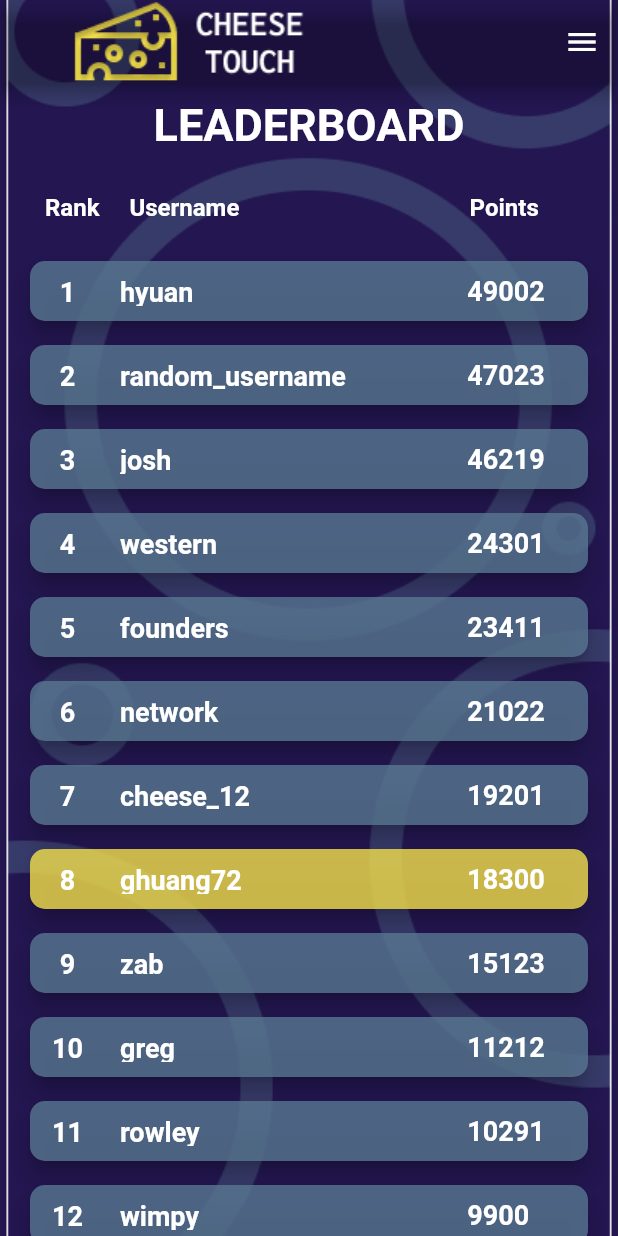
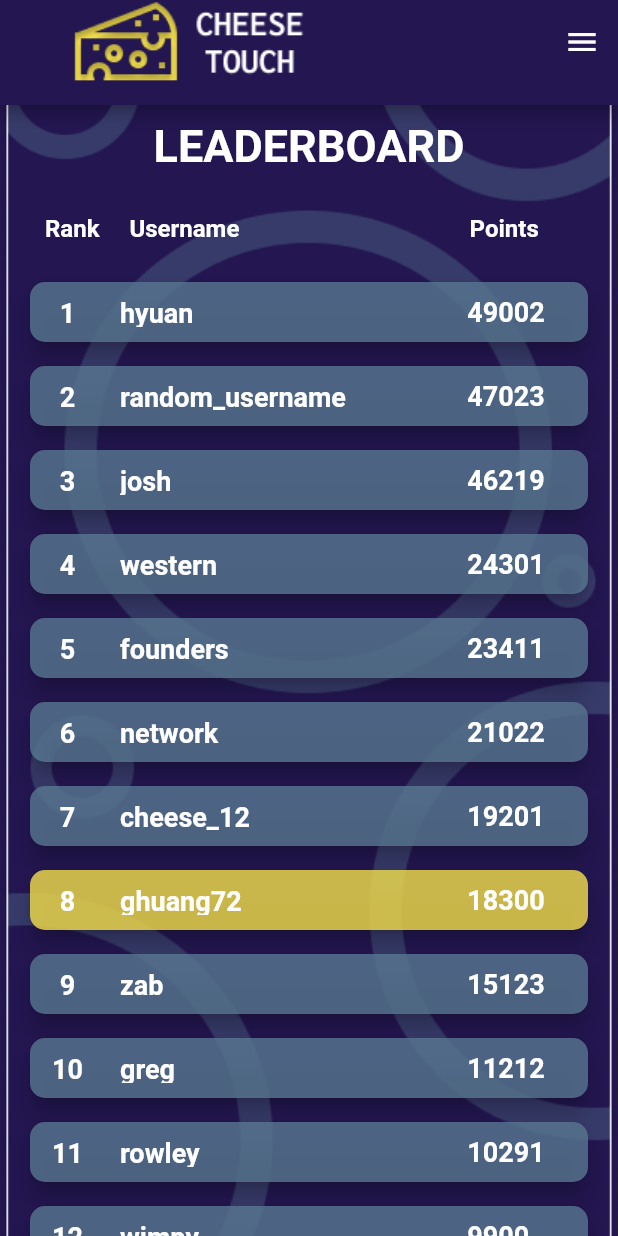
Before and after one commit to joshrabovsky/CheeseTouch, a Flutter app: the screen it shows after launch, on a phone screen of 412 x 824 dp. Run offline on Flutter 3.47's test engine with Material 2 defaults, Android fonts, the phone set to English and light mode, and no system bars.

Commit message:
added appbar and drawer

```diff
--- /dev/null
+++ b/cheese_touch/lib/appbar.dart
@@ -0,0 +1,23 @@
+import "package:flutter/material.dart";
+
+class MyAppBar extends StatelessWidget {
+  @override
+  Widget build(BuildContext context) {
+    return AppBar(
+      backgroundColor: Color(0xff231651),
+      title: Row(
+        mainAxisAlignment: MainAxisAlignment.start,
+        crossAxisAlignment: CrossAxisAlignment.center,
+        children: <Widget>[
+          Expanded(
+            child: Container(
+              child: Image.asset(
+                "assets/images/appbarlogo.png",
+              ),
+            ),
+          ),
+        ],
+      ),
+    );
+  }
+}
--- a/cheese_touch/lib/leaderboard_body.dart
+++ b/cheese_touch/lib/leaderboard_body.dart
@@ -1,10 +1,14 @@
 import "package:flutter/material.dart";
 
-import "./entries.dart";
+import "appbar.dart";
+import "drawer.dart";
 
-class LeaderboardBody extends StatelessWidget {
-  final double topHeight;
+class LeaderboardBody extends StatefulWidget {
+  @override
+  _LeaderboardBodyState createState() => _LeaderboardBodyState();
+}
 
+class _LeaderboardBodyState extends State<LeaderboardBody> {
   final String myUsername = "ghuang72";
 
   final TextStyle itemTextStyle = TextStyle(
@@ -12,8 +16,6 @@ class LeaderboardBody extends StatelessWidget {
     color: Colors.white,
     fontWeight: FontWeight.bold,
   );
-
-  LeaderboardBody(this.topHeight);
 
   final List<Map<String, Object>> entries = [
     {"rank": 1, "username": "hyuan", "points": 49002},
@@ -35,11 +37,23 @@ class LeaderboardBody extends StatelessWidget {
 
   @override
   Widget build(BuildContext context) {
-    return Column(
+    return Scaffold(
+      backgroundColor: Color(0xff231651),
+      appBar: PreferredSize(
+          preferredSize: Size.fromHeight(70.0), child: MyAppBar()),
+      endDrawer: DrawerMenu(),
+      body: Container(
+        margin: EdgeInsets.all(0),
+        width: MediaQuery.of(context).size.width,
+        decoration: BoxDecoration(
+          image: DecorationImage(
+              image: AssetImage("assets/images/plainbackground.png"),
+              fit: BoxFit.fitWidth),
+        ),
+        child: Column(
           children: [
             Container(
-          padding: EdgeInsets.only(
-              top: topHeight + 10, bottom: 10, left: 10, right: 10),
+              padding: EdgeInsets.all(10),
               child: Text("LEADERBOARD",
                   style: TextStyle(
                     fontSize: 30,
@@ -141,6 +155,8 @@ class LeaderboardBody extends StatelessWidget {
                   }),
             ),
           ],
+        ),
+      ),
     );
   }
 }
--- a/cheese_touch/lib/main.dart
+++ b/cheese_touch/lib/main.dart
@@ -1,6 +1,7 @@
 import 'package:flutter/material.dart';
 
 import "./leaderboard_body.dart";
+import "./appbar.dart";
 
 void main() {
   runApp(MyApp());
@@ -26,49 +27,50 @@ class MyHomePage extends StatefulWidget {
 class _MyHomePageState extends State<MyHomePage> {
   final Color mainColor = Color(0xff231651);
 
-  final AppBar appBar = AppBar(
-    backgroundColor: Colors.transparent,
-    title: Row(
-      mainAxisAlignment: MainAxisAlignment.start,
-      crossAxisAlignment: CrossAxisAlignment.center,
-      children: <Widget>[
-        Expanded(
-          child: Container(
-            child: Image.asset(
-              "assets/images/appbarlogo.png",
-            ),
-          ),
-        ),
-      ],
-    ),
-  );
+  // final AppBar appBar = AppBar(
+  //   backgroundColor: Colors.transparent,
+  //   title: Row(
+  //     mainAxisAlignment: MainAxisAlignment.start,
+  //     crossAxisAlignment: CrossAxisAlignment.center,
+  //     children: <Widget>[
+  //       Expanded(
+  //         child: Container(
+  //           child: Image.asset(
+  //             "assets/images/appbarlogo.png",
+  //           ),
+  //         ),
+  //       ),
+  //     ],
+  //   ),
+  // );
 
   @override
   Widget build(BuildContext context) {
-    double totalHeight =
-        MediaQuery.of(context).padding.top + appBar.preferredSize.height;
+    // double totalHeight =
+    //     MediaQuery.of(context).padding.top + MyAppBar().preferredSize.height;
 
-    return Scaffold(
-      extendBodyBehindAppBar: true,
-      appBar: appBar,
-      endDrawer: Drawer(),
-      body: Container(
-        width: MediaQuery.of(context).size.width,
-        child: Stack(children: [
-          Container(color: mainColor),
-          Container(
-            decoration: BoxDecoration(
-              image: DecorationImage(
-                  image: AssetImage("assets/images/plainbackground.png"),
-                  fit: BoxFit.fitWidth),
-            ),
-          ),
-          Container(
-              child: Center(
-            child: LeaderboardBody(totalHeight),
-          ))
-        ]),
-      ),
-    );
+    return LeaderboardBody();
+    //Scaffold(
+    //   // extendBodyBehindAppBar: true,
+    //   appBar: MyAppBar(),
+    //   endDrawer: Drawer(),
+    //   body: Container(
+    //     width: MediaQuery.of(context).size.width,
+    //     child: Stack(children: [
+    //       Container(color: mainColor),
+    //       Container(
+    //         decoration: BoxDecoration(
+    //           image: DecorationImage(
+    //               image: AssetImage("assets/images/plainbackground.png"),
+    //               fit: BoxFit.fitWidth),
+    //         ),
+    //       ),
+    //       Container(
+    //           child: Center(
+    //         child: LeaderboardBody(totalHeight),
+    //       ))
+    //     ]),
+    //   ),
+    // );
   }
 }
```
Also changed, not shown: cheese_touch/lib/drawer.dart (added, +172 -0 lines), 1 other file. Lines whose indentation alone changed are shown as unchanged.
